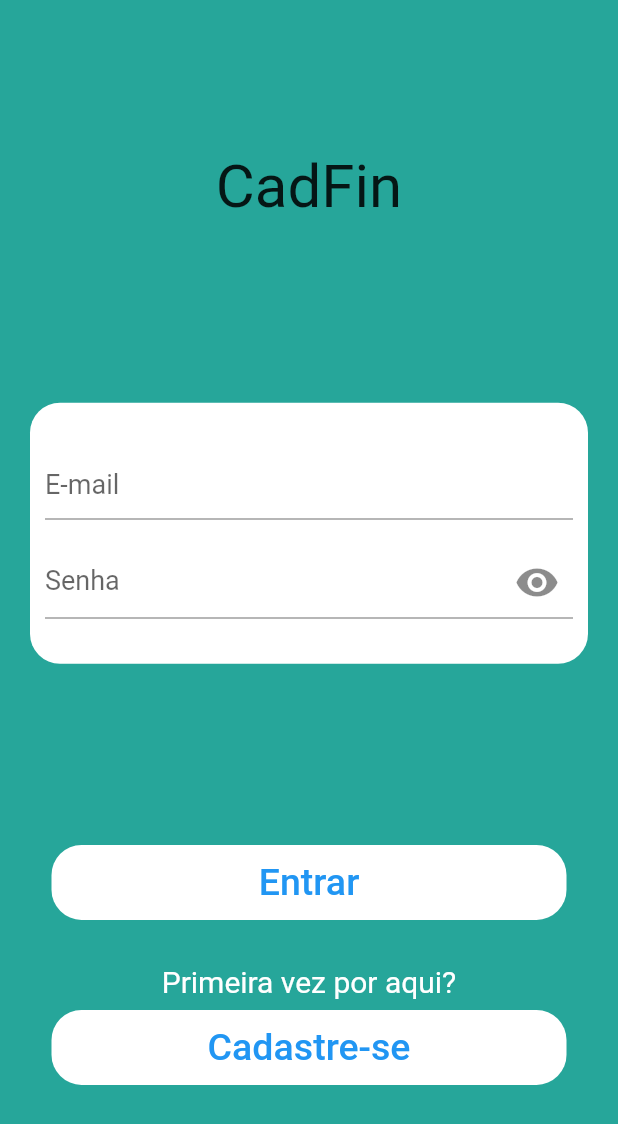
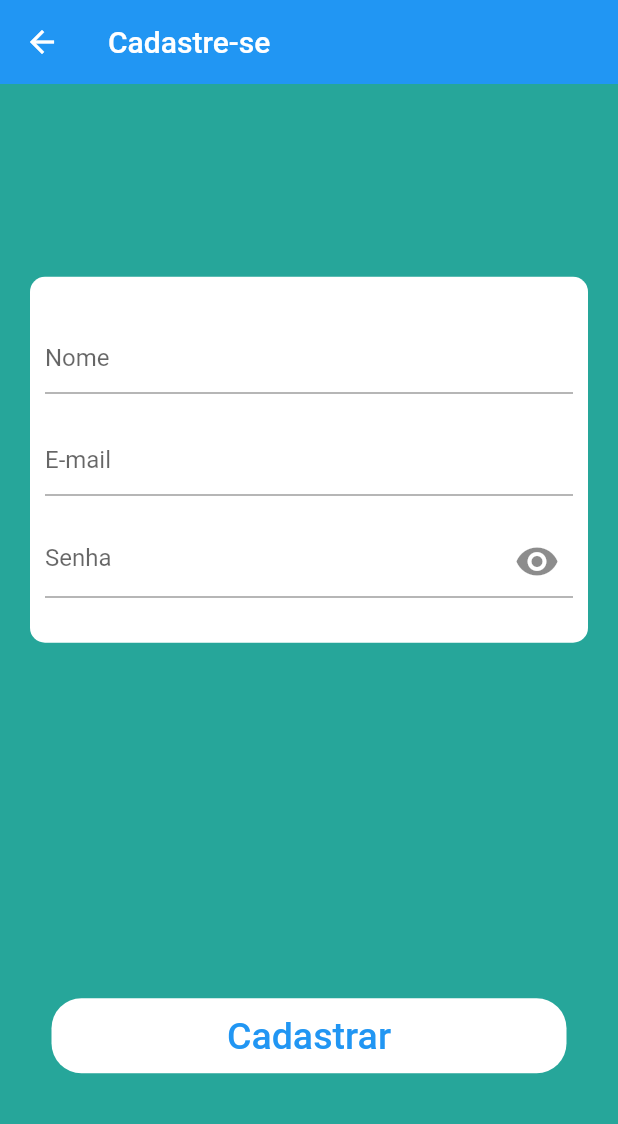
Before and after one commit to DanielSoter/ProjetoFlutter_cadastro_de_fundos_acoes, a Flutter app: the screen it shows after launch, after a tap on "Cadastre-se", on a phone screen of 412 x 824 dp. Shown: the top 1124 px of the screen. Run offline on Flutter 3.47's test engine with Material 2 defaults, Android fonts, the light colour scheme and no system bars.

Commit message:
Versão 1.3 - adicionando tela de cadastro

```diff
--- /dev/null
+++ b/lib/Funcoes/Cadastro.funcoes.dart
@@ -0,0 +1,30 @@
+class CadastroFuncao{
+  String validarEmail(String valor){
+    String p =
+        r"^[a-zA-Z0-9.a-zA-Z0-9.!#$%&'*+-/=?^_`{|}~]+@[a-zA-Z0-9]+\.[a-zA-Z]+";
+    RegExp regExp = new RegExp(p);
+    if(valor.isEmpty){
+      return "Informe um e-mail!";
+    }else if(regExp.hasMatch(valor)){
+      return null;
+    }else{
+      return "Informe um e-mail válido!";
+    }
+  }
+  String validarSenha(String valor){
+    if(valor.isEmpty){
+      return "Informe a senha!";
+    }else{
+      return null;
+    }
+  }
+
+  String validarNome(String valor){
+    if(valor.isEmpty){
+      return "Informe seu nome!";
+    }else{
+      return null;
+    }
+
+    }
+  }
--- /dev/null
+++ b/lib/Rotas/Rotas.dart
@@ -0,0 +1,4 @@
+class AppRotas{
+  static const String LOGIN = "/";
+  static const String CADASTRO = "/cadastro";
+}
--- a/lib/main.dart
+++ b/lib/main.dart
@@ -1,5 +1,8 @@
 import 'package:cadfin_projeto_flutter/paginas/login.dart';
 import 'package:flutter/material.dart';
+
+import 'Rotas/Rotas.dart';
+import 'paginas/cadastro.dart';
 
 void main() {
   runApp(MyApp());
@@ -16,6 +19,9 @@ class MyApp extends StatelessWidget {
         backgroundColor:  Colors.teal[400],
       ),
       home: LoginPage(),
+      routes : {
+        AppRotas.CADASTRO : (_) => Cadastro(),
+      },
     );
   }
 }
--- /dev/null
+++ b/lib/paginas/cadastro.dart
@@ -0,0 +1,142 @@
+import 'package:cadfin_projeto_flutter/Funcoes/Cadastro.funcoes.dart';
+import 'package:flutter/material.dart';
+
+class Cadastro extends StatefulWidget {
+  @override
+  _CadastroState createState() => _CadastroState();
+}
+
+class _CadastroState extends State<Cadastro> {
+  GlobalKey<FormState> _formKey = GlobalKey<FormState>();
+  TextEditingController _controllerNome = TextEditingController();
+  TextEditingController _controllerEmail = TextEditingController();
+  TextEditingController _controllerSenha = TextEditingController();
+  bool _obscurePass;
+
+  @override
+  void initState() {
+    super.initState();
+    _obscurePass = true;
+  }
+
+  @override
+  Widget build(BuildContext context) {
+    final double width = MediaQuery
+        .of(context)
+        .size
+        .width;
+    final double height = MediaQuery
+        .of(context)
+        .size
+        .height;
+    return Scaffold(
+      appBar: AppBar(
+        title: Text("Cadastre-se"),
+        elevation: 0,
+      ),
+      backgroundColor: Theme
+          .of(context)
+          .backgroundColor,
+      body: Container(
+        width: width,
+        height: height,
+        child: Column(
+          mainAxisAlignment: MainAxisAlignment.spaceAround,
+          children: [
+            Container(
+              padding: EdgeInsets.all(10),
+              margin: EdgeInsets.all(20),
+              decoration: BoxDecoration(
+                  color: Colors.white,
+                  borderRadius: BorderRadius.all(
+                    Radius.circular(10),
+                  )),
+              child: Form(
+                key: _formKey,
+                child: Column(
+                  children: [
+                    SizedBox(
+                      height: 20,
+                    ),
+                    TextFormField(
+                      controller: _controllerNome,
+                      validator: (valor) => CadastroFuncao().validarNome(valor),
+                      decoration: InputDecoration(
+                        hintText: "Nome",
+                      ),
+                    ),
+                    SizedBox(
+                      height: 20,
+                    ),
+                    TextFormField(
+                      controller: _controllerEmail,
+                      validator: (valor) => CadastroFuncao().validarEmail(valor),
+                      decoration: InputDecoration(
+                        hintText: "E-mail",
+                      ),
+                    ),
+                    SizedBox(
+                      height: 20,
+                    ),
+                    TextFormField(
+                      controller: _controllerSenha,
+                      obscureText: _obscurePass,
+                      validator: (valor) => CadastroFuncao().validarSenha(valor),
+                      decoration: InputDecoration(
+                        hintText: "Senha",
+                        suffixIcon: IconButton(
+                          icon: _obscurePass
+                              ? Icon(Icons.visibility)
+                              : Icon(Icons.visibility_off),
+                          iconSize: 30,
+                          onPressed: () =>
+                              setState(() => _obscurePass = !_obscurePass),
+                        ),
+                      ),
+                    ),
+                    SizedBox(
+                      height: 20,
+                    )
+                  ],
+                ),
+              ),
+            ),
+            Container(
+              width: width / 1.2,
+              height: 50,
+              decoration: BoxDecoration(
+                color: Colors.white,
+                borderRadius: BorderRadius.all(
+                  Radius.circular(20),
+                ),
+              ),
+              child: FlatButton(
+                shape: RoundedRectangleBorder(
+                  borderRadius: BorderRadius.all(
+                    Radius.circular(20),
+                  ),
+                ),
+                child: Text(
+                  "Cadastrar",
+                  style: TextStyle(
+                    fontSize: 25,
+                    color: Theme
+                        .of(context)
+                        .primaryColor,
+                  ),
+                ),
+                onPressed: () {
+                  if(_formKey.currentState.validate()) {
+                    print(_controllerNome.text.trim());
+                    print(_controllerEmail.text.trim());
+                    print(_controllerSenha.text.trim());
+                  }
+                },
+              ),
+            ),
+          ],
+        ),
+      ),
+    );
+  }
+}
--- a/lib/paginas/login.dart
+++ b/lib/paginas/login.dart
@@ -1,4 +1,5 @@
 import 'package:cadfin_projeto_flutter/Funcoes/Login.funcoes.dart';
+import 'package:cadfin_projeto_flutter/Rotas/Rotas.dart';
 import 'package:flutter/cupertino.dart';
 import 'package:flutter/material.dart';
 import 'package:flutter/rendering.dart';
@@ -160,9 +161,10 @@ class _LoginPageState extends State<LoginPage> {
                     color: Theme.of(context).primaryColor,
                   ),
                 ),
-                onPressed: () {
-
-                },
+                onPressed: () => Navigator.pushNamed(
+                  context,
+                  AppRotas.CADASTRO,
+                ),
               ),
             ),
             ],
```
